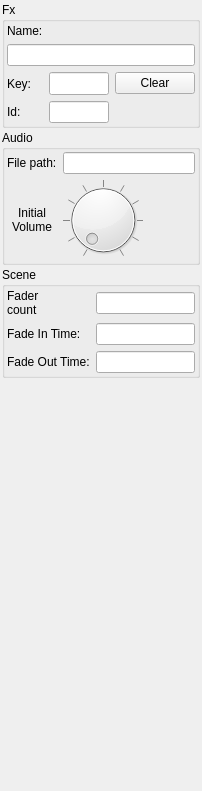
Above: StageRunner/gui/fxitempropertywidget.ui from Pit1966/StageRunner before the change. Below: the same form after it.
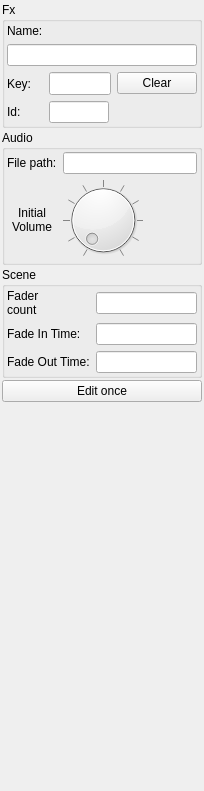
That is the form after the change. Custom widgets are drawn as their Qt base class.

Commit message: Finishing am LightDeskStyle New: Funktion "EditOnce" im FxPropertyEditor

What changed in the file:
```diff
--- a/StageRunner/gui/fxitempropertywidget.ui
+++ b/StageRunner/gui/fxitempropertywidget.ui
@@ -6,7 +6,7 @@
    <rect>
     <x>0</x>
     <y>0</y>
-    <width>201</width>
+    <width>204</width>
     <height>791</height>
    </rect>
   </property>
@@ -222,7 +222,11 @@
        <widget class="PsLineEdit" name="fadeInTimeEdit"/>
       </item>
       <item row="0" column="1">
-       <widget class="PsLineEdit" name="faderCountEdit"/>
+       <widget class="PsLineEdit" name="faderCountEdit">
+        <property name="frame">
+         <bool>true</bool>
+        </property>
+       </widget>
       </item>
       <item row="0" column="0">
        <widget class="QLabel" name="faderCountLabel">
@@ -255,6 +259,13 @@
      </layout>
     </widget>
    </item>
+   <item>
+    <widget class="QPushButton" name="editOnceButton">
+     <property name="text">
+      <string>Edit once</string>
+     </property>
+    </widget>
+   </item>
    <item>
     <spacer name="verticalSpacer">
      <property name="orientation">
```
The commit also changes 20 other files.
